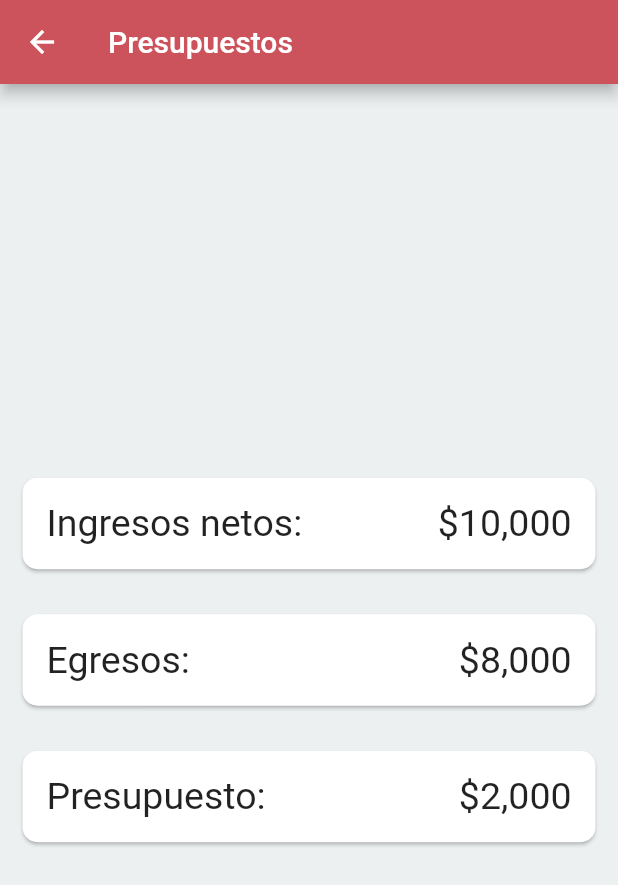
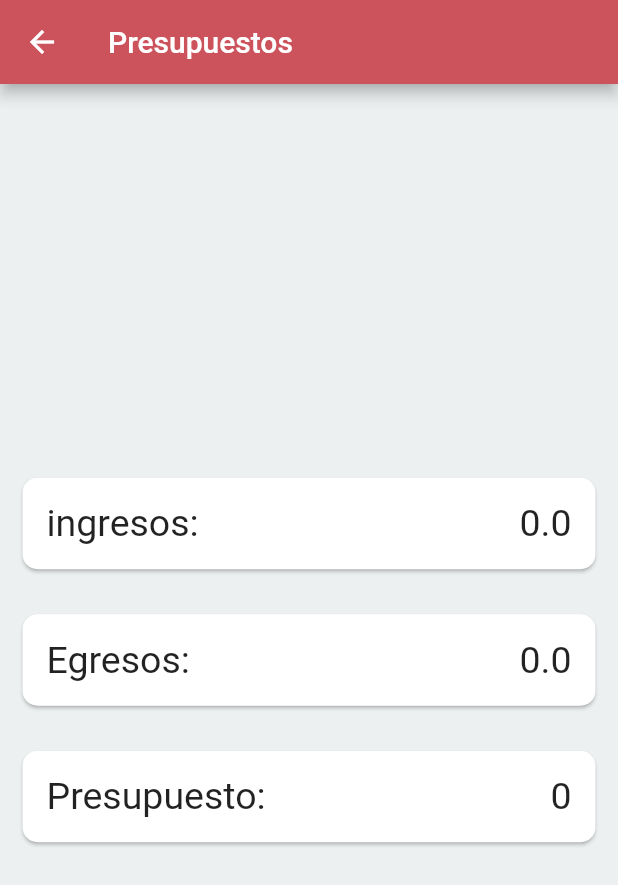
Before and after one commit to CARDONALUIS/AppFinanzasPersonales, a Flutter app: the homePrincipal screen opened directly with empty values, in the side drawer, after a tap on "Presupuesto", on a phone screen of 412 x 824 dp. Shown: the top 885 px of the screen. Run offline on Flutter 3.47's test engine with Material 2 defaults, Android fonts, the light colour scheme and no system bars; our stand-ins replace carousel_slider, cloud_firestore, firebase_auth, firebase_core; accounts and stored records are empty; Roboto replaces fonts that are missing (Georgia, Hind).

Commit message:
Se calcula el presupuesto a partir de los ingresos y egresos

```diff
--- /dev/null
+++ b/appfinanzaspersonales/lib/IngresosEgresosController.dart
@@ -0,0 +1,29 @@
+import 'package:cloud_firestore/cloud_firestore.dart';
+
+Future<double> calculaPresupuesto(String uid) async {
+  double presupuesto = 0.0;
+  await obtenTotalMovimientos(uid, 'ingresos');
+  return presupuesto;
+}
+
+Future<double> obtenTotalMovimientos(String uid, String movimiento) async {
+  double presupuesto = 0.0;
+
+  final CollectionReference coleccion =
+      FirebaseFirestore.instance.collection("movimientos");
+
+  try {
+    await coleccion.doc(uid).collection(movimiento).get().then((ss) {
+      ss.docs.forEach((element) {
+        presupuesto += double.parse(element.data()['cantidad']);
+        print(element.data()['cantidad']);
+        print(element.data()['tipo']);
+        print(element.data()['fecha']);
+      });
+    });
+
+    return presupuesto;
+  } catch (Exception) {
+    return null;
+  }
+}
--- a/appfinanzaspersonales/lib/Presupuesto.dart
+++ b/appfinanzaspersonales/lib/Presupuesto.dart
@@ -1,6 +1,12 @@
 import 'package:flutter/material.dart';
 
 class PresupuestosPantalla extends StatelessWidget {
+  final String uid;
+  final String ingresos, egresos, presupuesto;
+  PresupuestosPantalla(
+      {Key key, this.uid, this.egresos, this.ingresos, this.presupuesto})
+      : super(key: key);
+
   @override
   Widget build(BuildContext context) {
     return Scaffold(
@@ -15,16 +21,16 @@ class PresupuestosPantalla extends StatelessWidget {
             children: <Widget>[
               SizedBox(
                 width: double.infinity,
-                child: CreaCard("Ingresos netos: ", "\$10,000"),
+                child: CreaCard("ingresos: ", ingresos),
               ),
               SizedBox(
                 width: double.infinity,
-                child: CreaCard("Egresos: ", "\$8,000"),
+                child: CreaCard("Egresos: ", egresos),
               ),
               SizedBox(
                 width: double.infinity,
-                child: CreaCard("Presupuesto: ", "\$2,000"),
-              )
+                child: CreaCard("Presupuesto: ", presupuesto),
+              ),
             ],
           ),
         ),
--- a/appfinanzaspersonales/lib/principal.dart
+++ b/appfinanzaspersonales/lib/principal.dart
@@ -4,6 +4,7 @@ import 'Gastos.dart';
 import 'Presupuesto.dart';
 import 'RegistroIngrYEgre.dart';
 import 'package:firebase_auth/firebase_auth.dart';
+import 'IngresosEgresosController.dart';
 
 class homePrincipal extends StatelessWidget {
   //final String uid;
@@ -103,12 +104,40 @@ class homePrincipal extends StatelessWidget {
                 color: Color.fromRGBO(204, 83, 92, 1),
               ),
               title: Text('Presupuesto'),
-              onTap: () {
+              onTap: () async {
+                String ing, eg, pre;
+                await obtenTotalMovimientos(
+                        userActual.currentUser.uid, 'ingresos')
+                    .then((value) {
+                  if (value != null)
+                    ing = value.toString();
+                  else
+                    ing = '0';
+                });
+                await obtenTotalMovimientos(
+                        userActual.currentUser.uid, 'egresos')
+                    .then((value) {
+                  if (value != null)
+                    eg = value.toString();
+                  else
+                    eg = '0';
+                });
+
+                double p = double.parse(ing) - double.parse(eg);
+                if (p > 0) {
+                  pre = p.toString();
+                } else
+                  pre = '0';
                 Navigator.pop(context);
                 Navigator.push(
                   context,
                   MaterialPageRoute(
-                      builder: (context) => PresupuestosPantalla()),
+                      builder: (context) => PresupuestosPantalla(
+                            uid: userActual.currentUser.uid,
+                            ingresos: ing,
+                            egresos: eg,
+                            presupuesto: pre,
+                          )),
                 );
               },
             )),
```
